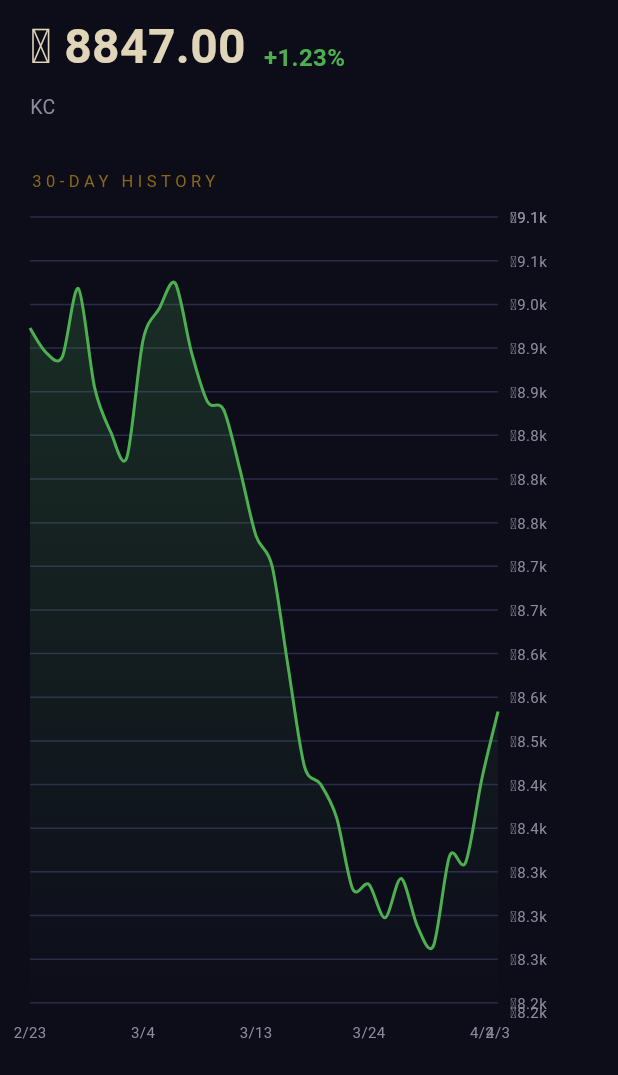
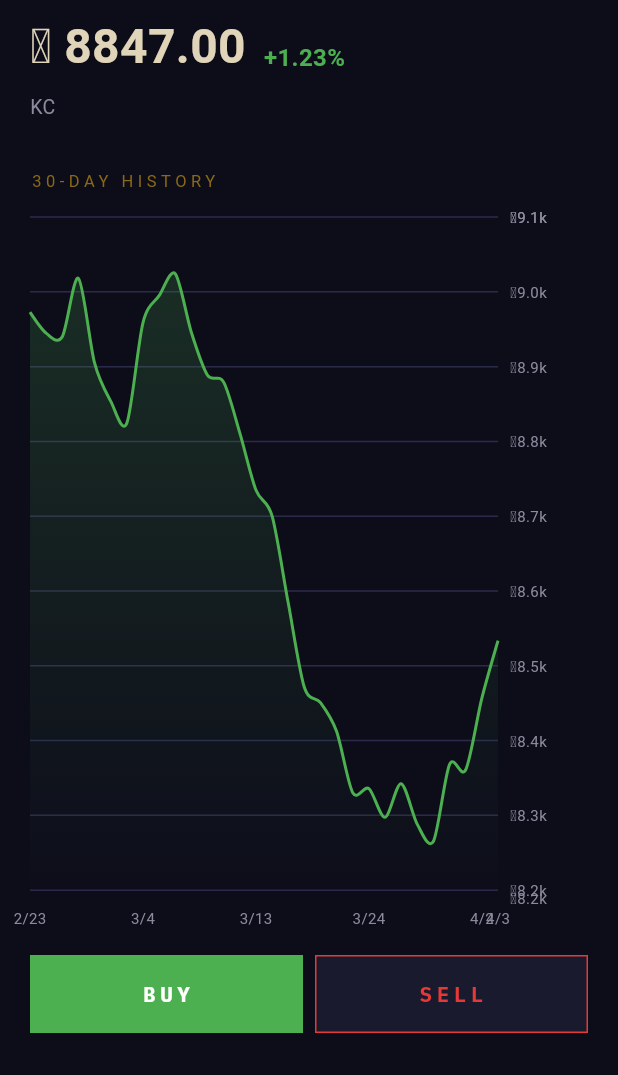
Before and after one commit to AesaCC/spacecoffee, a Flutter app: the screen it shows after launch, after a tap on "ENTER THE 'VERSE", after a tap on "Space Coffee", on a phone screen of 412 x 824 dp, the part 161-1236 px from its top. Run offline on Flutter 3.47's test engine with Material 3 defaults, Android fonts, the phone set to English and light mode, and no system bars; our stand-ins replace flutter_riverpod, google_fonts; network calls fail.

Commit message:
feat: buy/sell trading system
- Add Holding model — tracks quantity and weighted avg buy price, computes P&L
- Add PlayerPortfolioNotifier — manages credits (starting ₡10,000) and holdings
- Add TradeSheet — slide-up modal with BUY/SELL tabs, quantity input, cost summary
- Add BUY/SELL buttons to asset detail screen
- Show holding info + live P&L on detail screen when asset is owned

Co-Authored-By: Claude Sonnet 4.6 <noreply@anthropic.com>

```diff
--- /dev/null
+++ b/lib/models/holding.dart
@@ -0,0 +1,41 @@
+/// Represents the player's ownership of a single asset.
+class Holding {
+  final String ticker;
+  final double quantity;       // how many units owned
+  final double avgBuyPrice;    // weighted average price paid per unit
+
+  const Holding({
+    required this.ticker,
+    required this.quantity,
+    required this.avgBuyPrice,
+  });
+
+  /// Current value of this holding at the given market price.
+  double currentValue(double marketPrice) => quantity * marketPrice;
+
+  /// Profit or loss vs what was paid.
+  double pnl(double marketPrice) =>
+      currentValue(marketPrice) - (quantity * avgBuyPrice);
+
+  /// P&L as a percentage of the original cost.
+  double pnlPercent(double marketPrice) =>
+      ((marketPrice - avgBuyPrice) / avgBuyPrice) * 100;
+
+  /// Returns a new Holding after buying more units.
+  Holding withAdditionalPurchase(double qty, double price) {
+    final totalQty = quantity + qty;
+    final totalCost = (quantity * avgBuyPrice) + (qty * price);
+    return Holding(
+      ticker: ticker,
+      quantity: totalQty,
+      avgBuyPrice: totalCost / totalQty,
+    );
+  }
+
+  /// Returns a new Holding after selling some units (avg price unchanged).
+  Holding withSale(double qty) => Holding(
+        ticker: ticker,
+        quantity: quantity - qty,
+        avgBuyPrice: avgBuyPrice,
+      );
+}
--- a/lib/screens/asset_detail_screen.dart
+++ b/lib/screens/asset_detail_screen.dart
@@ -1,9 +1,12 @@
 import 'package:fl_chart/fl_chart.dart';
 import 'package:flutter/material.dart';
 import 'package:flutter_riverpod/flutter_riverpod.dart';
+import 'package:google_fonts/google_fonts.dart';
 import '../models/asset.dart';
 import '../models/price_point.dart';
 import '../providers/history_provider.dart';
+import '../providers/player_portfolio_provider.dart';
+import 'trade_sheet.dart';
 
 class AssetDetailScreen extends ConsumerWidget {
   final Asset asset;
@@ -107,7 +110,70 @@ class AssetDetailScreen extends ConsumerWidget {
               style: const TextStyle(color: Color(0xFF8B8B9E), fontSize: 13),
             ),
 
-            const SizedBox(height: 32),
+            const SizedBox(height: 16),
+
+            // Holding info (if player owns any)
+            Builder(builder: (context) {
+              final holding = ref
+                  .watch(playerPortfolioProvider)
+                  .holdings[asset.ticker];
+              if (holding == null) return const SizedBox.shrink();
+              final pnl = holding.pnl(asset.price);
+              final pnlColor = pnl >= 0
+                  ? const Color(0xFF4CAF50)
+                  : const Color(0xFFE53935);
+              return Container(
+                padding: const EdgeInsets.all(12),
+                margin: const EdgeInsets.only(bottom: 8),
+                decoration: BoxDecoration(
+                  color: const Color(0xFF1A1A2E),
+                  border: Border.all(color: const Color(0xFF2A2A4A)),
+                ),
+                child: Row(
+                  mainAxisAlignment: MainAxisAlignment.spaceBetween,
+                  children: [
+                    Column(
+                      crossAxisAlignment: CrossAxisAlignment.start,
+                      children: [
+                        Text('YOUR HOLDING',
+                            style: GoogleFonts.ibmPlexMono(
+                                color: const Color(0xFF8B6914),
+                                fontSize: 10,
+                                letterSpacing: 2)),
+                        const SizedBox(height: 4),
+                        Text(
+                          '${holding.quantity.toStringAsFixed(4)} ${asset.ticker}',
+                          style: GoogleFonts.ibmPlexMono(
+                              color: const Color(0xFFE0D5B8),
+                              fontSize: 14,
+                              fontWeight: FontWeight.bold),
+                        ),
+                      ],
+                    ),
+                    Column(
+                      crossAxisAlignment: CrossAxisAlignment.end,
+                      children: [
+                        Text('P&L',
+                            style: GoogleFonts.ibmPlexMono(
+                                color: const Color(0xFF8B6914),
+                                fontSize: 10,
+                                letterSpacing: 2)),
+                        const SizedBox(height: 4),
+                        Text(
+                          '${pnl >= 0 ? '+' : ''}₡ ${pnl.toStringAsFixed(2)}',
+                          style: GoogleFonts.ibmPlexMono(
+                              color: pnlColor,
+                              fontSize: 14,
+                              fontWeight: FontWeight.bold),
+                        ),
+                      ],
+                    ),
+                  ],
+                ),
+              );
+            }),
+
+            const SizedBox(height: 16),
 
             // Chart label
             const Text(
@@ -140,6 +206,60 @@ class AssetDetailScreen extends ConsumerWidget {
                 ),
               ),
             ),
+
+            const SizedBox(height: 16),
+
+            // BUY / SELL buttons
+            Row(
+              children: [
+                Expanded(
+                  child: SizedBox(
+                    height: 52,
+                    child: ElevatedButton(
+                      onPressed: () =>
+                          showTradeSheet(context, asset),
+                      style: ElevatedButton.styleFrom(
+                        backgroundColor: const Color(0xFF4CAF50),
+                        foregroundColor: Colors.white,
+                        shape: const RoundedRectangleBorder(),
+                        elevation: 0,
+                      ),
+                      child: Text('BUY',
+                          style: GoogleFonts.ibmPlexMono(
+                              fontSize: 14,
+                              fontWeight: FontWeight.bold,
+                              letterSpacing: 3)),
+                    ),
+                  ),
+                ),
+                const SizedBox(width: 8),
+                Expanded(
+                  child: SizedBox(
+                    height: 52,
+                    child: ElevatedButton(
+                      onPressed: () =>
+                          showTradeSheet(context, asset, startOnSell: true),
+                      style: ElevatedButton.styleFrom(
+                        backgroundColor: const Color(0xFF1A1A2E),
+                        foregroundColor: const Color(0xFFE53935),
+                        shape: RoundedRectangleBorder(
+                          side: const BorderSide(
+                              color: Color(0xFFE53935), width: 1),
+                          borderRadius: BorderRadius.zero,
+                        ),
+                        elevation: 0,
+                      ),
+                      child: Text('SELL',
+                          style: GoogleFonts.ibmPlexMono(
+                              fontSize: 14,
+                              fontWeight: FontWeight.bold,
+                              letterSpacing: 3)),
+                    ),
+                  ),
+                ),
+              ],
+            ),
+            const SizedBox(height: 8),
           ],
         ),
       ),
```
Also changed, not shown: lib/providers/player_portfolio_provider.dart (added, +78 -0 lines), lib/screens/trade_sheet.dart (added, +393 -0 lines).
